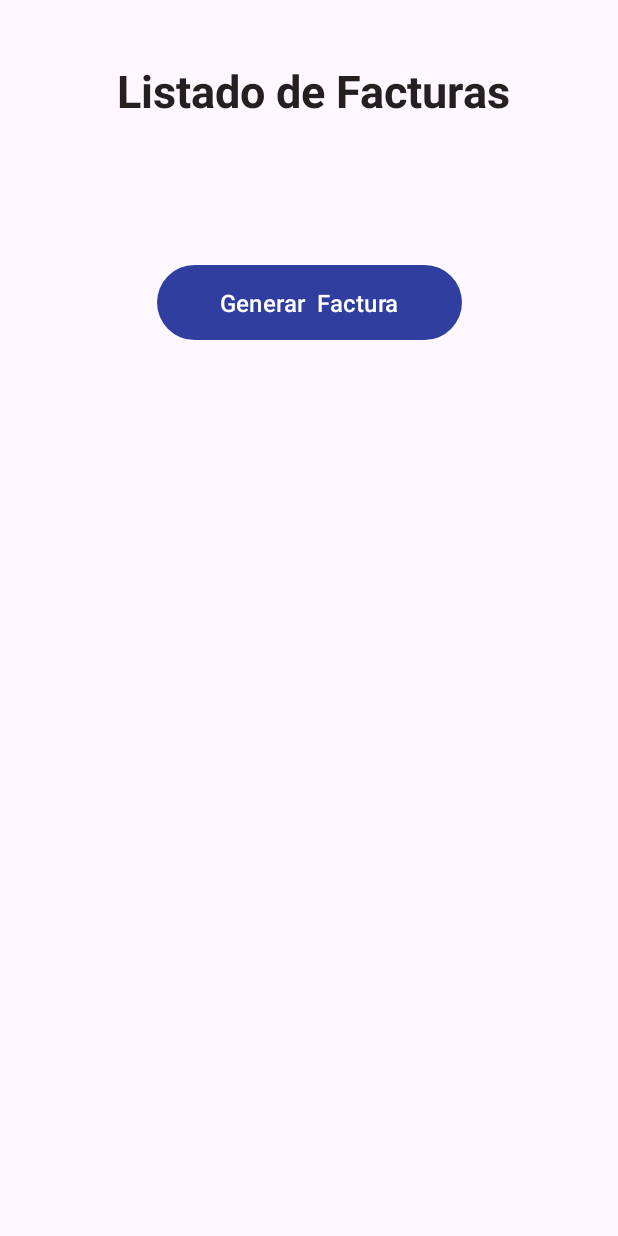
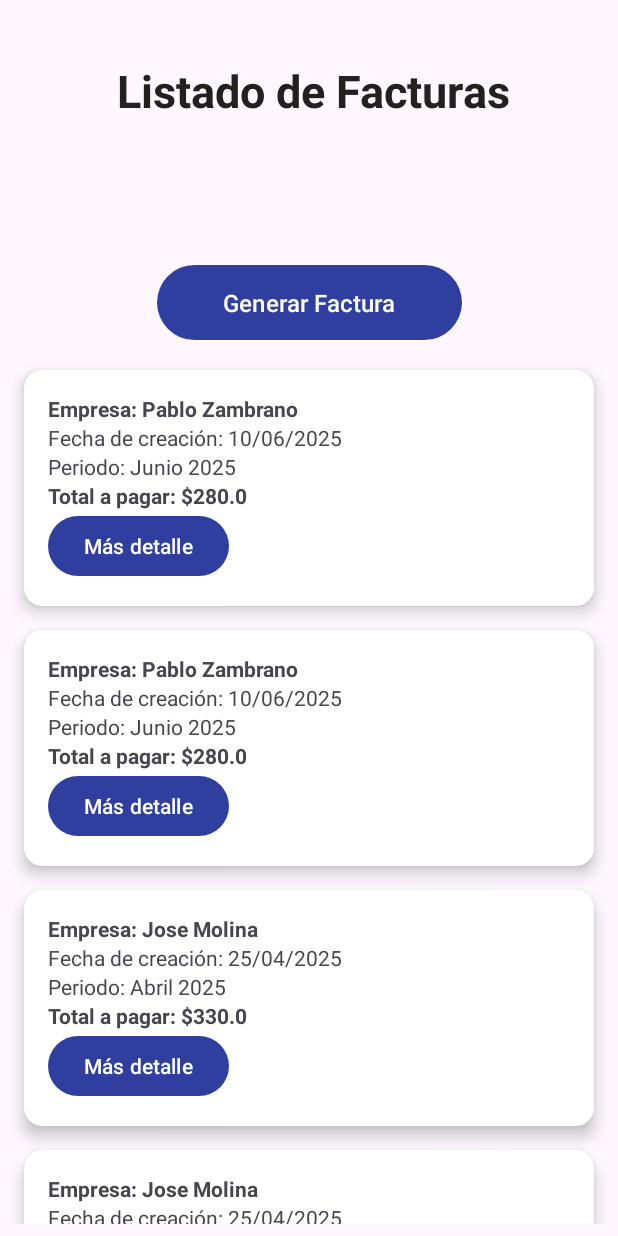
Before and after one commit to Pablo-Espol/POO-P3-G07, an Android app: the MainActivity_FacturaEmpresarial screen opened directly, with no data from a screen before it, on a phone screen of 412 x 824 dp. Run offline under Robolectric (Android 15) with nearby library versions, the phone set to English and light mode, and no system bars.

Commit message:
Iniciando generar facturas 6

```diff
--- a/app/build.gradle.kts
+++ b/app/build.gradle.kts
@@ -28,6 +28,7 @@ android {
     compileOptions {
         sourceCompatibility = JavaVersion.VERSION_11
         targetCompatibility = JavaVersion.VERSION_11
+        isCoreLibraryDesugaringEnabled = true
     }
 }
 
@@ -41,8 +42,10 @@ dependencies {
     implementation("androidx.cardview:cardview:1.0.0")
     implementation("com.google.android.material:material:1.11.0")
     implementation("com.airbnb.android:lottie:6.6.7")
+    coreLibraryDesugaring("com.android.tools:desugar_jdk_libs:2.0.4")
     implementation(libs.fragment)
     testImplementation(libs.junit)
     androidTestImplementation(libs.ext.junit)
     androidTestImplementation(libs.espresso.core)
+
 }
--- /dev/null
+++ b/app/src/main/java/com/espol/tecnicentro/Andrea/Adapters/FacturaAdapter.java
@@ -0,0 +1,92 @@
+package com.espol.tecnicentro.Andrea.Adapters;
+
+import android.view.LayoutInflater;
+import android.view.View;
+import android.view.ViewGroup;
+import android.widget.TextView;
+
+import androidx.annotation.NonNull;
+import androidx.recyclerview.widget.RecyclerView;
+
+import com.espol.tecnicentro.R;
+import com.espol.tecnicentro.modelo.OrdenServicio;
+
+import java.text.NumberFormat;
+import java.text.SimpleDateFormat;
+import java.util.ArrayList;
+import java.util.List;
+import java.util.Locale;
+import java.time.format.DateTimeFormatter;
+import java.time.format.TextStyle;
+
+
+public class FacturaAdapter extends RecyclerView.Adapter<FacturaAdapter.ViewHolder> {
+
+    private final List<OrdenServicio> facturas;
+    private final SimpleDateFormat sdfFecha = new SimpleDateFormat("dd/MM/yyyy", new Locale("es", "ES"));
+    private final SimpleDateFormat sdfPeriodo = new SimpleDateFormat("MMMM yyyy", new Locale("es", "ES"));
+    private final NumberFormat nfMoneda = NumberFormat.getCurrencyInstance(new Locale("es", "EC")); // USD con formato local
+
+    public FacturaAdapter(List<OrdenServicio> facturas) {
+
+        this.facturas = (facturas == null) ? new ArrayList<>() : facturas;
+    }
+
+    @NonNull
+    @Override
+    public ViewHolder onCreateViewHolder(@NonNull ViewGroup parent, int viewType) {
+        View view = LayoutInflater.from(parent.getContext())
+                .inflate(R.layout.item_generar_facturas, parent, false);
+        return new ViewHolder(view);
+    }
+
+    @Override
+    public void onBindViewHolder(@NonNull ViewHolder holder, int position) {
+        OrdenServicio orden = facturas.get(position);
+
+        String nombreEmpresa = (orden.getCliente() != null) ? orden.getCliente().getNombre() : "(Sin empresa)";
+        holder.tvEmpresa.setText("Empresa: " + nombreEmpresa);
+
+        if (orden.getFechaServicio() != null) {
+
+            DateTimeFormatter fmt = DateTimeFormatter.ofPattern("dd/MM/yyyy");
+            String fechaCreacion = orden.getFechaServicio().format(fmt);
+
+            Locale es = new Locale("es", "ES");
+            String mes = orden.getFechaServicio().getMonth().getDisplayName(TextStyle.FULL, es);
+            mes = Character.toUpperCase(mes.charAt(0)) + mes.substring(1);
+            String periodo = mes + " " + orden.getFechaServicio().getYear();
+
+            holder.tvFecha.setText("Fecha de creación: " + fechaCreacion);
+            holder.tvPeriodo.setText("Periodo: " + periodo);
+        } else {
+            holder.tvFecha.setText("Fecha de creación: —");
+            holder.tvPeriodo.setText("Periodo: —");
+        }
+
+        holder.tvTotal.setText("Total a pagar: $" + orden.getTotalOrden());
+    }
+
+    @Override
+    public int getItemCount() {
+        return facturas.size();
+    }
+
+    public void setData(List<OrdenServicio> nuevas) {
+        facturas.clear();
+        if (nuevas != null) facturas.addAll(nuevas);
+        notifyDataSetChanged();
+    }
+
+    public static class ViewHolder extends RecyclerView.ViewHolder {
+        TextView tvEmpresa, tvFecha, tvPeriodo, tvTotal;
+
+        public ViewHolder(@NonNull View itemView) {
+            super(itemView);
+            tvEmpresa = itemView.findViewById(R.id.tvEmpresa);
+            tvFecha   = itemView.findViewById(R.id.tvFecha);
+            tvPeriodo = itemView.findViewById(R.id.tvPeriodo);
+            tvTotal   = itemView.findViewById(R.id.tvTotal);
+        }
+    }
+}
--- a/app/src/main/java/com/espol/tecnicentro/Andrea/MainActivity_FacturaEmpresarial.java
+++ b/app/src/main/java/com/espol/tecnicentro/Andrea/MainActivity_FacturaEmpresarial.java
@@ -1,26 +1,83 @@
 package com.espol.tecnicentro.Andrea;
 
+import android.content.Intent;
 import android.os.Bundle;
+import android.widget.Button;
 
-import androidx.activity.EdgeToEdge;
+import androidx.annotation.Nullable;
 import androidx.appcompat.app.AppCompatActivity;
-import androidx.core.graphics.Insets;
-import androidx.core.view.ViewCompat;
-import androidx.core.view.WindowInsetsCompat;
+import androidx.recyclerview.widget.LinearLayoutManager;
+import androidx.recyclerview.widget.RecyclerView;
 
 import com.espol.tecnicentro.R;
+import com.espol.tecnicentro.Andrea.Adapters.FacturaAdapter;
+import com.espol.tecnicentro.controladores.ControladorBase;
+import com.espol.tecnicentro.controladores.ControladorFactura;
+import com.espol.tecnicentro.modelo.OrdenServicio;
+
+import java.util.ArrayList;
+import java.util.Collections;
+import java.util.Comparator;
+import java.util.List;
 
 public class MainActivity_FacturaEmpresarial extends AppCompatActivity {
 
+    private RecyclerView recycler;
+    private Button btnGenerar;
+    private FacturaAdapter adapter;
+
+    // Controladores
+    private ControladorBase base;
+    private ControladorFactura controladorFactura;
+
+    // Fuente de datos para el listado (por ahora usamos las órdenes)
+    private final List<OrdenServicio> facturasUi = new ArrayList<>();
+
     @Override
-    protected void onCreate(Bundle savedInstanceState) {
+    protected void onCreate(@Nullable Bundle savedInstanceState) {
         super.onCreate(savedInstanceState);
-        EdgeToEdge.enable(this);
         setContentView(R.layout.activity_main_factura_empresarial);
-        ViewCompat.setOnApplyWindowInsetsListener(findViewById(R.id.main), (v, insets) -> {
-            Insets systemBars = insets.getInsets(WindowInsetsCompat.Type.systemBars());
-            v.setPadding(systemBars.left, systemBars.top, systemBars.right, systemBars.bottom);
-            return insets;
+
+        // 1) Inicializar controladores y datos en memoria
+        base = new ControladorBase();
+        base.inicializarApp();
+        controladorFactura = new ControladorFactura(base);
+
+
+        recycler   = findViewById(R.id.recyclerFacturas);
+        btnGenerar = findViewById(R.id.btnGenerarFactura);
+
+        recycler.setLayoutManager(new LinearLayoutManager(MainActivity_FacturaEmpresarial.this));
+
+        // Fuente de datos inicial órdenes existentes
+        //    Si luego guardan "facturas" reales, aquí se reemplazan.
+        facturasUi.clear();
+        facturasUi.addAll(base.getListOrden());
+
+        // Ordenar por fecha DESC (más recientes primero)
+        Collections.sort(facturasUi, new Comparator<OrdenServicio>() {
+            @Override
+            public int compare(OrdenServicio o1, OrdenServicio o2) {
+                if (o1.getFechaServicio() == null && o2.getFechaServicio() == null) return 0;
+                if (o1.getFechaServicio() == null) return 1;   // nulos al final
+                if (o2.getFechaServicio() == null) return -1;
+                // invertido para descendente
+                return o2.getFechaServicio().compareTo(o1.getFechaServicio());
+            }
         });
+
+        // adapter
+        adapter = new FacturaAdapter(facturasUi);
+        recycler.setAdapter(adapter);
+
+        // se abrirá la pantalla de generación
+        //btnGenerar.setOnClickListener(v -> {
+            // TODO: crea esta Activity y su layout (la vemos después)
+           // Intent i = new Intent(
+             //       MainActivity_FacturaEmpresarial.this,
+              //      GenerarFacturaActivity.class
+        //    );
+         //   startActivity(i);
+      //  });
     }
 }
--- a/app/src/main/res/layout/activity_main_factura_empresarial.xml
+++ b/app/src/main/res/layout/activity_main_factura_empresarial.xml
@@ -23,14 +23,26 @@
         app:layout_constraintTop_toTopOf="parent" />
 
     <Button
-        android:id="@+id/button3"
+        android:id="@+id/btnGenerarFactura"
         android:layout_width="203dp"
         android:layout_height="58dp"
-        android:text="Generar  Factura"
+        android:text="Generar Factura"
         android:textSize="16sp"
         app:layout_constraintBottom_toBottomOf="parent"
         app:layout_constraintEnd_toEndOf="parent"
         app:layout_constraintStart_toStartOf="parent"
         app:layout_constraintTop_toTopOf="parent"
         app:layout_constraintVertical_bias="0.225" />
+
+    <androidx.recyclerview.widget.RecyclerView
+        android:id="@+id/recyclerFacturas"
+        android:layout_width="0dp"
+        android:layout_height="0dp"
+        android:padding="8dp"
+        app:layout_constraintTop_toBottomOf="@id/btnGenerarFactura"
+        app:layout_constraintBottom_toBottomOf="parent"
+        app:layout_constraintStart_toStartOf="parent"
+        app:layout_constraintEnd_toEndOf="parent"
+        tools:listitem="@layout/item_generar_facturas"/>
+
 </androidx.constraintlayout.widget.ConstraintLayout>
--- a/app/src/main/res/layout/item_generar_facturas.xml
+++ b/app/src/main/res/layout/item_generar_facturas.xml
@@ -14,42 +14,35 @@
         android:padding="16dp">
 
         <TextView
-            android:id="@+id/tvCodigo"
+            android:id="@+id/tvEmpresa"
             android:layout_width="wrap_content"
             android:layout_height="wrap_content"
-            android:text="Empresa"
-            tools:ignore="HardcodedText" />
+            android:text="Empresa:"
+            android:textStyle="bold"/>
 
         <TextView
-            android:id="@+id/tvNombre"
+            android:id="@+id/tvFecha"
             android:layout_width="wrap_content"
             android:layout_height="wrap_content"
-            android:text="Fecha de creacion"
-            tools:ignore="HardcodedText" />
+            android:text="Fecha de creación:"/>
 
         <TextView
-            android:id="@+id/tvPrecio"
+            android:id="@+id/tvPeriodo"
             android:layout_width="wrap_content"
             android:layout_height="wrap_content"
-            android:text="Periodo:"
-            tools:ignore="HardcodedText" />
+            android:text="Periodo:"/>
 
         <TextView
-            android:id="@+id/tvTpagar"
+            android:id="@+id/tvTotal"
             android:layout_width="wrap_content"
             android:layout_height="wrap_content"
             android:text="Total a pagar:"
-            tools:ignore="HardcodedText" />
-
+            android:textStyle="bold"/>
 
         <Button
-            android:id="@+id/btnEditar"
-            android:layout_width="144dp"
+            android:id="@+id/btnMasDetalle"
+            android:layout_width="wrap_content"
             android:layout_height="wrap_content"
-            android:text="Mas detalle"
-            tools:ignore="HardcodedText"
-            />
-
+            android:text="Más detalle"/>
     </LinearLayout>
-
 </androidx.cardview.widget.CardView>
```
